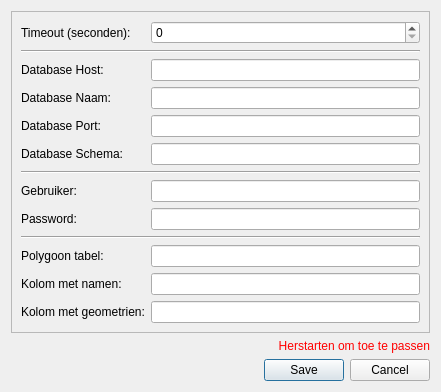
milieuinfo/Spatial-Subset-Query-Tool, file ui_settings.ui: the form before one commit.
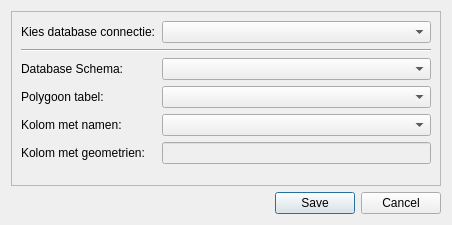
The form after the commit. Icons and pictures are not drawn.

Commit message: improved translation and settings dialog

The edit to the form file:
```diff
--- a/ui_settings.ui
+++ b/ui_settings.ui
@@ -6,8 +6,8 @@
    <rect>
     <x>0</x>
     <y>0</y>
-    <width>441</width>
-    <height>385</height>
+    <width>452</width>
+    <height>225</height>
    </rect>
   </property>
   <property name="windowTitle">
@@ -30,160 +30,70 @@
       <property name="fieldGrowthPolicy">
        <enum>QFormLayout::AllNonFixedFieldsGrow</enum>
       </property>
-      <item row="0" column="0">
-       <widget class="QLabel" name="timeoutLbl">
+      <item row="1" column="0">
+       <widget class="QLabel" name="label">
         <property name="text">
-         <string>Timeout (seconden):</string>
+         <string>Kies database connectie:</string>
         </property>
        </widget>
       </item>
-      <item row="0" column="1">
-       <widget class="QSpinBox" name="timeOutNum"/>
+      <item row="1" column="1">
+       <widget class="QComboBox" name="connectionCbx"/>
       </item>
-      <item row="1" column="0" colspan="2">
-       <widget class="Line" name="line_1">
-        <property name="minimumSize">
-         <size>
-          <width>50</width>
-          <height>0</height>
-         </size>
-        </property>
+      <item row="3" column="0" colspan="2">
+       <widget class="Line" name="line_3">
         <property name="orientation">
          <enum>Qt::Horizontal</enum>
         </property>
        </widget>
       </item>
-      <item row="2" column="0">
-       <widget class="QLabel" name="dbHostLbl">
-        <property name="text">
-         <string>Database Host:</string>
-        </property>
-       </widget>
-      </item>
-      <item row="2" column="1">
-       <widget class="QLineEdit" name="dbHostEdit"/>
-      </item>
-      <item row="3" column="0">
-       <widget class="QLabel" name="dbNameLbl">
-        <property name="text">
-         <string>Database Naam:</string>
-        </property>
-       </widget>
-      </item>
-      <item row="3" column="1">
-       <widget class="QLineEdit" name="dbNameEdit"/>
-      </item>
-      <item row="4" column="0">
-       <widget class="QLabel" name="dbPortLbl">
-        <property name="text">
-         <string>Database Port:</string>
-        </property>
-       </widget>
-      </item>
-      <item row="4" column="1">
-       <widget class="QLineEdit" name="dbPortEdit">
-        <property name="inputMask">
-         <string>0000; </string>
-        </property>
-       </widget>
-      </item>
-      <item row="6" column="0">
+      <item row="5" column="0">
        <widget class="QLabel" name="dbSchemaLbl">
         <property name="text">
          <string>Database Schema:</string>
         </property>
        </widget>
       </item>
-      <item row="6" column="1">
-       <widget class="QLineEdit" name="dbSchemaEdit"/>
+      <item row="5" column="1">
+       <widget class="QComboBox" name="dbSchemaCbx"/>
       </item>
-      <item row="7" column="0" colspan="2">
-       <widget class="Line" name="line_2">
-        <property name="minimumSize">
-         <size>
-          <width>50</width>
-          <height>0</height>
-         </size>
-        </property>
-        <property name="orientation">
-         <enum>Qt::Horizontal</enum>
-        </property>
-       </widget>
-      </item>
-      <item row="8" column="0">
-       <widget class="QLabel" name="dbUserLbl">
-        <property name="text">
-         <string>Gebruiker:</string>
-        </property>
-       </widget>
-      </item>
-      <item row="8" column="1">
-       <widget class="QLineEdit" name="dbUserEdit"/>
-      </item>
-      <item row="9" column="0">
-       <widget class="QLabel" name="dbPasswordLbl">
-        <property name="text">
-         <string>Password:</string>
-        </property>
-       </widget>
-      </item>
-      <item row="9" column="1">
-       <widget class="QLineEdit" name="dbPasswordEdit">
-        <property name="echoMode">
-         <enum>QLineEdit::Password</enum>
-        </property>
-       </widget>
-      </item>
-      <item row="11" column="0" colspan="2">
-       <widget class="Line" name="line_3">
-        <property name="orientation">
-         <enum>Qt::Horizontal</enum>
-        </property>
-       </widget>
-      </item>
-      <item row="13" column="0">
+      <item row="7" column="0">
        <widget class="QLabel" name="polygonTblLbl">
         <property name="text">
          <string>Polygoon tabel:</string>
         </property>
        </widget>
       </item>
-      <item row="13" column="1">
-       <widget class="QLineEdit" name="polygonLayerEdit"/>
+      <item row="7" column="1">
+       <widget class="QComboBox" name="polygonLayerCbx"/>
       </item>
-      <item row="14" column="0">
-       <widget class="QLabel" name="NameColLbl">
+      <item row="8" column="0">
+       <widget class="QLabel" name="nameColLbl">
         <property name="text">
          <string>Kolom met namen:</string>
         </property>
        </widget>
       </item>
-      <item row="14" column="1">
-       <widget class="QLineEdit" name="nameColEdit"/>
+      <item row="8" column="1">
+       <widget class="QComboBox" name="nameColCbx"/>
       </item>
-      <item row="15" column="0">
+      <item row="9" column="0">
        <widget class="QLabel" name="geomColLbl">
         <property name="text">
          <string>Kolom met geometrien:</string>
         </property>
        </widget>
       </item>
-      <item row="15" column="1">
-       <widget class="QLineEdit" name="geomColEdit"/>
+      <item row="9" column="1">
+       <widget class="QLineEdit" name="geomColEdit">
+        <property name="enabled">
+         <bool>false</bool>
+        </property>
+       </widget>
       </item>
      </layout>
     </widget>
    </item>
-   <item>
-    <widget class="QLabel" name="label_3">
-     <property name="text">
-      <string>&lt;font color=&quot;red&quot;&gt;Herstarten om toe te passen&lt;/font&gt;</string>
-     </property>
-     <property name="alignment">
-      <set>Qt::AlignRight|Qt::AlignTrailing|Qt::AlignVCenter</set>
-     </property>
-    </widget>
-   </item>
    <item>
     <widget class="QDialogButtonBox" name="buttonBox">
      <property name="orientation">
```
The commit also changes 11 other files.
